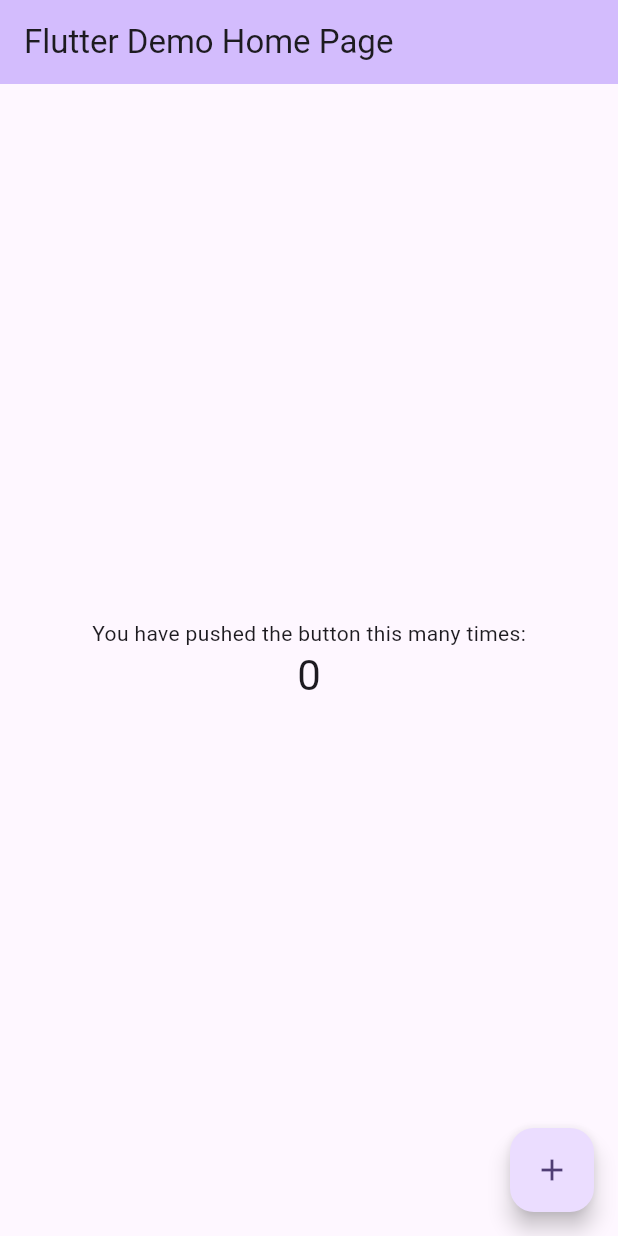
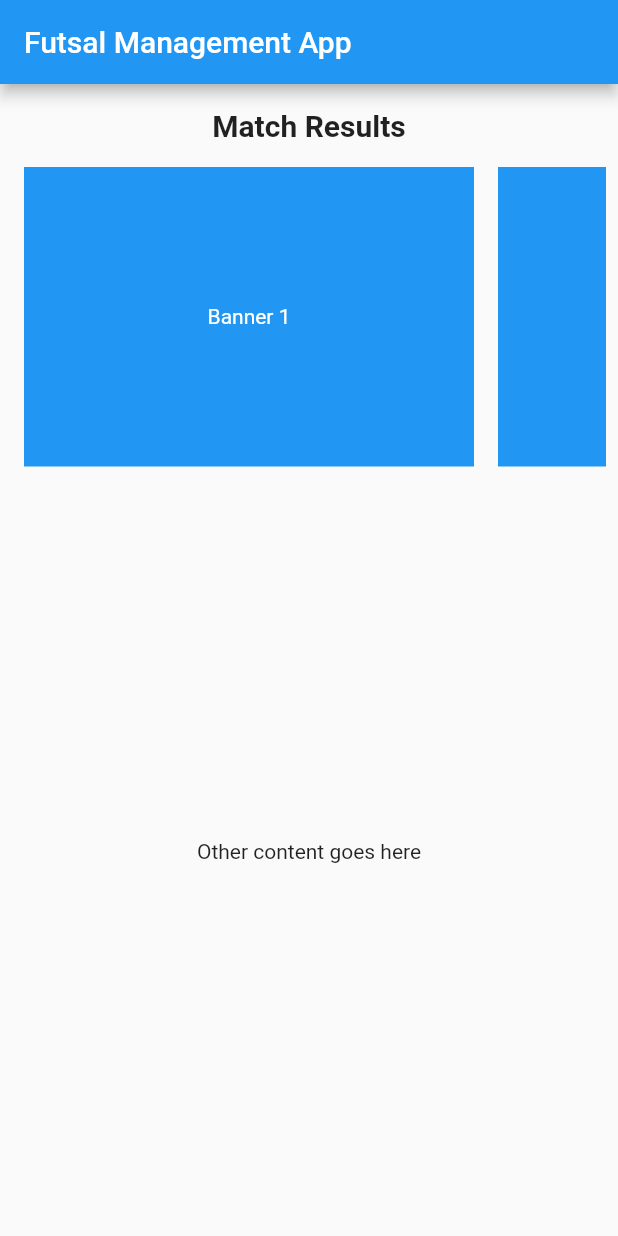
Before and after one commit to sakib2901/futsal_management, a Flutter app: the screen it shows after launch, on a phone screen of 412 x 824 dp. Run offline on Flutter 3.47's test engine with Material 2 defaults, Android fonts, the light colour scheme and no system bars.

Commit message:
Created banner in Home Screen

```diff
--- a/lib/main.dart
+++ b/lib/main.dart
@@ -1,4 +1,5 @@
 import 'package:flutter/material.dart';
+import 'package:futsal_management/screens/home_screen.dart';
 
 void main() {
   runApp(const MyApp());
@@ -11,115 +12,11 @@ class MyApp extends StatelessWidget {
   @override
   Widget build(BuildContext context) {
     return MaterialApp(
-      title: 'Flutter Demo',
+      title: 'Futsal Management App',
       theme: ThemeData(
-        // This is the theme of your application.
-        //
-        // TRY THIS: Try running your application with "flutter run". You'll see
-        // the application has a blue toolbar. Then, without quitting the app,
-        // try changing the seedColor in the colorScheme below to Colors.green
-        // and then invoke "hot reload" (save your changes or press the "hot
-        // reload" button in a Flutter-supported IDE, or press "r" if you used
-        // the command line to start the app).
-        //
-        // Notice that the counter didn't reset back to zero; the application
-        // state is not lost during the reload. To reset the state, use hot
-        // restart instead.
-        //
-        // This works for code too, not just values: Most code changes can be
-        // tested with just a hot reload.
-        colorScheme: ColorScheme.fromSeed(seedColor: Colors.deepPurple),
-        useMaterial3: true,
+        primarySwatch: Colors.blue,
       ),
-      home: const MyHomePage(title: 'Flutter Demo Home Page'),
+      home: HomeScreen(),
     );
   }
 }
-
-class MyHomePage extends StatefulWidget {
-  const MyHomePage({super.key, required this.title});
-
-  // This widget is the home page of your application. It is stateful, meaning
-  // that it has a State object (defined below) that contains fields that affect
-  // how it looks.
-
-  // This class is the configuration for the state. It holds the values (in this
-  // case the title) provided by the parent (in this case the App widget) and
-  // used by the build method of the State. Fields in a Widget subclass are
-  // always marked "final".
-
-  final String title;
-
-  @override
-  State<MyHomePage> createState() => _MyHomePageState();
-}
-
-class _MyHomePageState extends State<MyHomePage> {
-  int _counter = 0;
-
-  void _incrementCounter() {
-    setState(() {
-      // This call to setState tells the Flutter framework that something has
-      // changed in this State, which causes it to rerun the build method below
-      // so that the display can reflect the updated values. If we changed
-      // _counter without calling setState(), then the build method would not be
-      // called again, and so nothing would appear to happen.
-      _counter++;
-    });
-  }
-
-  @override
-  Widget build(BuildContext context) {
-    // This method is rerun every time setState is called, for instance as done
-    // by the _incrementCounter method above.
-    //
-    // The Flutter framework has been optimized to make rerunning build methods
-    // fast, so that you can just rebuild anything that needs updating rather
-    // than having to individually change instances of widgets.
-    return Scaffold(
-      appBar: AppBar(
-        // TRY THIS: Try changing the color here to a specific color (to
-        // Colors.amber, perhaps?) and trigger a hot reload to see the AppBar
-        // change color while the other colors stay the same.
-        backgroundColor: Theme.of(context).colorScheme.inversePrimary,
-        // Here we take the value from the MyHomePage object that was created by
-        // the App.build method, and use it to set our appbar title.
-        title: Text(widget.title),
-      ),
-      body: Center(
-        // Center is a layout widget. It takes a single child and positions it
-        // in the middle of the parent.
-        child: Column(
-          // Column is also a layout widget. It takes a list of children and
-          // arranges them vertically. By default, it sizes itself to fit its
-          // children horizontally, and tries to be as tall as its parent.
-          //
-          // Column has various properties to control how it sizes itself and
-          // how it positions its children. Here we use mainAxisAlignment to
-          // center the children vertically; the main axis here is the vertical
-          // axis because Columns are vertical (the cross axis would be
-          // horizontal).
-          //
-          // TRY THIS: Invoke "debug painting" (choose the "Toggle Debug Paint"
-          // action in the IDE, or press "p" in the console), to see the
-          // wireframe for each widget.
-          mainAxisAlignment: MainAxisAlignment.center,
-          children: <Widget>[
-            const Text(
-              'You have pushed the button this many times:',
-            ),
-            Text(
-              '$_counter',
-              style: Theme.of(context).textTheme.headlineMedium,
-            ),
-          ],
-        ),
-      ),
-      floatingActionButton: FloatingActionButton(
-        onPressed: _incrementCounter,
-        tooltip: 'Increment',
-        child: const Icon(Icons.add),
-      ), // This trailing comma makes auto-formatting nicer for build methods.
-    );
-  }
-}
--- /dev/null
+++ b/lib/screens/home_screen.dart
@@ -0,0 +1,61 @@
+import 'package:flutter/material.dart';
+
+class HomeScreen extends StatelessWidget {
+  const HomeScreen({super.key});
+
+  @override
+  Widget build(BuildContext context) {
+    return Scaffold(
+      appBar: AppBar(
+        title: const Text('Futsal Management App'),
+      ),
+      body: Column(
+        children: [
+          // Section 1: Horizontally Scrollable Banners
+          const Padding(
+            padding: EdgeInsets.symmetric(vertical: 16),
+            child: Text(
+              'Match Results',
+              style: TextStyle(
+                fontSize: 20,
+                fontWeight: FontWeight.bold,
+              ),
+            ),
+          ),
+
+          Container(
+            margin: const EdgeInsets.symmetric(horizontal: 8.0),
+            height: 200, // Adjust the height according to your needs
+            child: ListView.builder(
+              scrollDirection: Axis.horizontal,
+              itemCount: 10, // Replace with the actual number of banners
+              itemBuilder: (context, index) {
+                // Replace this with your custom banner widget
+                return Container(
+                  width: 300, // Adjust the width according to your needs
+                  margin: const EdgeInsets.symmetric(horizontal: 8.0),
+                  color: Colors.blue,
+                  child: Center(
+                    child: Text(
+                      'Banner ${index + 1}',
+                      style: const TextStyle(
+                        color: Colors.white,
+                      ),
+                    ),
+                  ),
+                );
+              },
+            ),
+          ),
+
+          // Section 2: Other Content
+          Expanded(
+            child: Center(
+              child: Text('Other content goes here'),
+            ),
+          ),
+        ],
+      ),
+    );
+  }
+}
```
